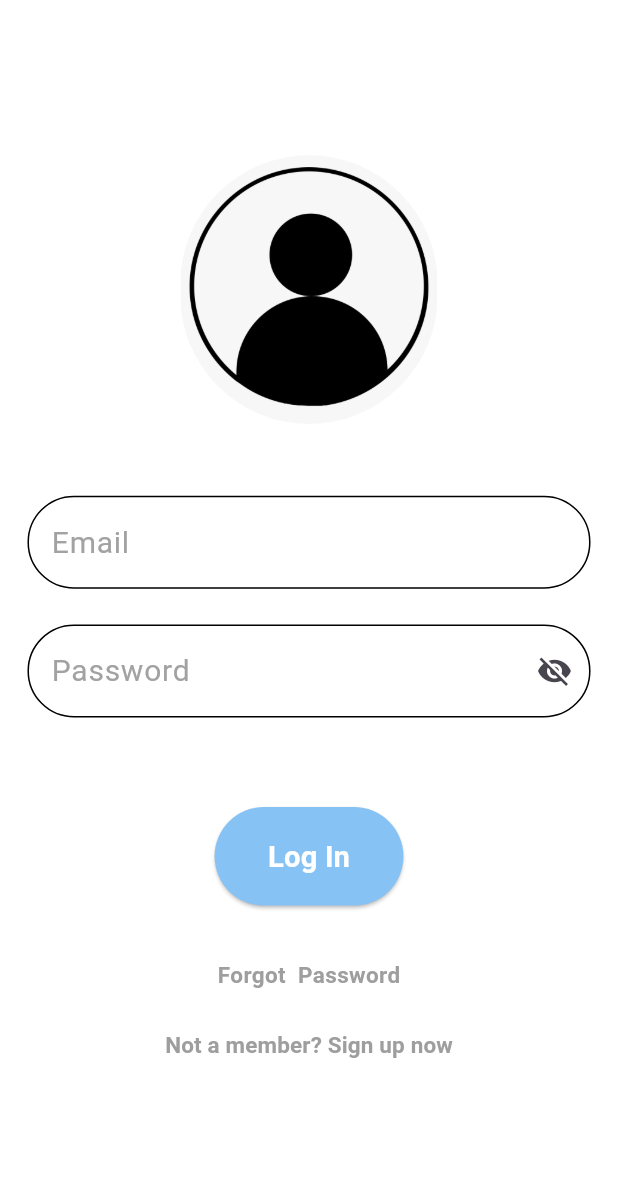
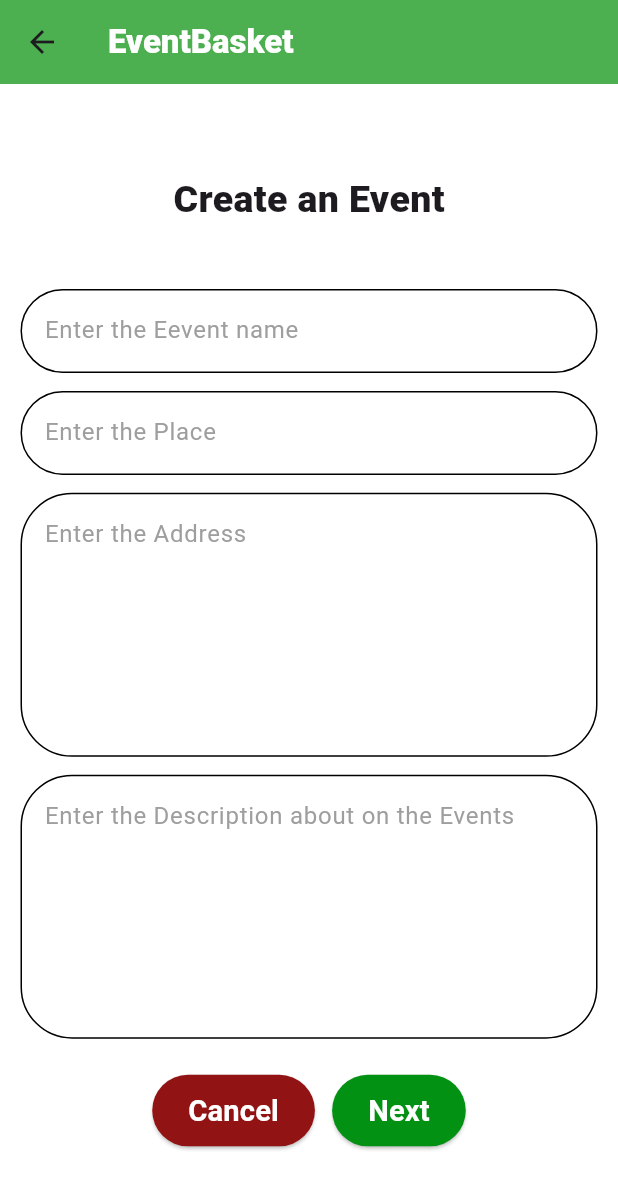
Before and after one commit to AronJose/Event-basket-mobile, a Flutter app: the screen it shows after launch, after a tap on "Log In", on a phone screen of 412 x 824 dp. Shown: the top 1189 px of the screen. Run offline on Flutter 3.47's test engine with Material 3 defaults, Android fonts, the phone set to English and light mode, and no system bars; our stand-ins replace bloc, dio, file_picker, flutter_bloc, flutter_screenutil, freezed_annotation.

Commit message:
event creation form ui

```diff
--- a/login/lib/blocs/auth/auth_event.dart
+++ b/login/lib/blocs/auth/auth_event.dart
@@ -3,7 +3,7 @@ part of 'auth_bloc.dart';
 @freezed
 class AuthEvent with _$AuthEvent {
   const factory AuthEvent.signUpEvent({
-     required String firstName,
+    required String firstName,
     required String lastName,
     required String email,
     required String contact,
@@ -11,5 +11,5 @@ class AuthEvent with _$AuthEvent {
     required String password,
   }) = SignUpEvent;
 
- const factory AuthEvent.uploadImageEvent(File filepath) = UploadImageEvent;
+  const factory AuthEvent.uploadImageEvent(File filepath) = UploadImageEvent;
 }
--- a/login/lib/constants/api_enpoints.dart
+++ b/login/lib/constants/api_enpoints.dart
@@ -1,3 +1,3 @@
 class ApiEnpoints{
-static String baseURL ="http://192.168.2.62:8000";
+static String baseURL ="http://192.168.1.212:8000";
 }
--- /dev/null
+++ b/login/lib/helper/elevated_button_form.dart
@@ -0,0 +1,38 @@
+import 'package:flutter/material.dart';
+import 'package:flutter_screenutil/flutter_screenutil.dart';
+
+class ElevatedButtonForms extends StatelessWidget {
+  final GlobalKey<FormState> formKey;
+  final VoidCallback onPressed;
+  final String buttonText;
+  final Color colorButton;
+  final Size sizeButton;
+
+  const ElevatedButtonForms(
+      {super.key,
+      required this.formKey,
+      required this.onPressed,
+      required this.buttonText,
+      required this.sizeButton,
+      required this.colorButton});
+
+  @override
+  Widget build(BuildContext context) {
+    return ElevatedButton(
+      style: ButtonStyle(
+        minimumSize: WidgetStatePropertyAll(sizeButton),
+        backgroundColor: WidgetStateProperty.all(
+          colorButton,
+        ),
+      ),
+      onPressed: onPressed,
+      child: Text(
+        buttonText,
+        style: TextStyle(
+            color: Colors.white,
+            fontSize: 17.spMax,
+            fontWeight: FontWeight.bold),
+      ),
+    );
+  }
+}
--- /dev/null
+++ b/login/lib/helper/multiline_text_field.dart
@@ -0,0 +1,74 @@
+import 'package:flutter/material.dart';
+import 'package:flutter_screenutil/flutter_screenutil.dart';
+
+class MultiLineInputTextFiled extends StatefulWidget {
+  const MultiLineInputTextFiled({
+    super.key,
+    required this.controller,
+    required this.placeholderValue,
+    this.validator,
+    this.keyboardType,
+    this.obscureText = false,
+    this.errorvalue,
+  });
+
+  final TextEditingController controller;
+  final String placeholderValue;
+  final String? Function(String?)? validator;
+  final TextInputType? keyboardType;
+  final bool obscureText;
+  final String? errorvalue;
+
+  @override
+  State<MultiLineInputTextFiled> createState() =>
+      __MultiLineInputTextFiledStateState();
+}
+
+class __MultiLineInputTextFiledStateState
+    extends State<MultiLineInputTextFiled> {
+  @override
+  Widget build(BuildContext context) {
+    return TextFormField(
+      controller: widget.controller,
+      keyboardType: TextInputType.multiline,
+      maxLines: 6,
+      obscureText: widget.obscureText,
+      decoration: InputDecoration(
+        hintText: widget.placeholderValue,
+        hintStyle: const TextStyle(color: Colors.grey),
+        enabledBorder: OutlineInputBorder(
+          borderRadius: BorderRadius.circular(30.r),
+        ),
+        focusedBorder: OutlineInputBorder(
+          borderRadius: BorderRadius.circular(30.r),
+          borderSide: const BorderSide(
+            color: Color.fromARGB(255, 117, 183, 236),
+            width: 2,
+          ),
+        ),
+        errorBorder: OutlineInputBorder(
+          borderRadius: BorderRadius.circular(30.r),
+          borderSide: BorderSide(
+            color: Colors.red.withOpacity(0.8),
+            width: 2,
+          ),
+        ),
+        focusedErrorBorder: OutlineInputBorder(
+          borderRadius: BorderRadius.circular(30.r),
+          borderSide: BorderSide(
+            color: Colors.red.withOpacity(0.8),
+            width: 2,
+          ),
+        ),
+      ),
+      autovalidateMode: AutovalidateMode.onUserInteraction,
+      validator: widget.validator ??
+          (value) {
+            if (value == null || value.isEmpty) {
+              return widget.errorvalue;
+            }
+            return null;
+          },
+    );
+  }
+}
--- a/login/lib/presentation/auth_screen/loginscreen.dart
+++ b/login/lib/presentation/auth_screen/loginscreen.dart
@@ -1,6 +1,7 @@
 import 'package:flutter/material.dart';
 import 'package:flutter_screenutil/flutter_screenutil.dart';
 import 'package:login/presentation/auth_screen/signupscreen.dart';
+import 'package:login/presentation/screens/event_creation.dart';
 
 class Loginscreen extends StatefulWidget {
   const Loginscreen({super.key});
@@ -89,21 +90,29 @@ class _LoginscreenState extends State<Loginscreen> {
                     backgroundColor: WidgetStateProperty.all(
                         const Color.fromARGB(255, 134, 194, 243)),
                   ),
-                    onPressed: () {},
+                  onPressed: () {
+                    Navigator.push(
+                      context,
+                      MaterialPageRoute(
+                        builder: (context) =>const CreateEvent(),
+                      ),
+                    );
+                  },
                   child: Text(
                     "Log In",
                     style: TextStyle(
                         color: Colors.white,
                         fontSize: 17.spMax,
                         fontWeight: FontWeight.bold),
-                    )),
+                  ),
+                ),
                 SizedBox(height: 30.h),
                 Text(
                   "Forgot  Password",
                   style: TextStyle(
                       fontWeight: FontWeight.bold,
                       color: Colors.grey,
-                      fontSize: 15.spMin  ),
+                      fontSize: 15.spMin),
                 ),
                 SizedBox(height: 10.h),
                 TextButton(
--- /dev/null
+++ b/login/lib/presentation/screens/event_creation.dart
@@ -0,0 +1,122 @@
+import 'package:flutter/material.dart';
+import 'package:flutter_screenutil/flutter_screenutil.dart';
+import 'package:login/helper/elevated_button_form.dart';
+import 'package:login/helper/input_text_field.dart';
+import 'package:login/helper/multiline_text_field.dart';
+
+class CreateEvent extends StatefulWidget {
+  const CreateEvent({super.key});
+
+  @override
+  State<CreateEvent> createState() => _CreateEventState();
+}
+
+class _CreateEventState extends State<CreateEvent> {
+  final TextEditingController eventNameController = TextEditingController();
+  final TextEditingController placeController = TextEditingController();
+  final TextEditingController addressController = TextEditingController();
+  final TextEditingController descController = TextEditingController();
+
+  final _eventKey = GlobalKey<FormState>();
+
+  @override
+  Widget build(BuildContext context) {
+    return SafeArea(
+      child: ScreenUtilInit(
+        child: Scaffold(
+          backgroundColor: Colors.white,
+          appBar: AppBar(
+            title: const Text(
+              "EventBasket",
+              style:
+                  TextStyle(color: Colors.white, fontWeight: FontWeight.w900),
+            ),
+            backgroundColor: Colors.green,
+          ),
+          body: Padding(
+            padding: EdgeInsets.only(left: 10.dg, right: 10.dg),
+            child: Center(
+              child: SingleChildScrollView(
+                child: Column(
+                  mainAxisAlignment: MainAxisAlignment.center,
+                  children: [
+                    Text(
+                      "Create an Event",
+                      style: TextStyle(
+                          fontSize: 25.spMin, fontWeight: FontWeight.w900),
+                    ),
+                    SizedBox(
+                      height: 30.dg,
+                    ),
+                    Form(
+                      key: _eventKey,
+                      child: Column(
+                        children: [
+                          InputFieldTexts(
+                            controller: eventNameController,
+                            placeholderValue: "Enter the Eevent name",
+                            errorvalue: 'Please enter the Event Name ',
+                          ),
+                          SizedBox(
+                            height: 10.h,
+                          ),
+                          InputFieldTexts(
+                            controller: placeController,
+                            placeholderValue: "Enter the Place",
+                            errorvalue: 'Please enter the Place ',
+                          ),
+                          SizedBox(
+                            height: 10.h,
+                          ),
+                          MultiLineInputTextFiled(
+                            controller: addressController,
+                            placeholderValue: 'Enter the Address',
+                          ),
+                          SizedBox(
+                            height: 10.h,
+                          ),
+                          MultiLineInputTextFiled(
+                            controller: descController,
+                            placeholderValue:
+                                'Enter the Description about on the Events',
+                          ),
+                          SizedBox(
+                            height: 20.h,
+                          ),
+                          Row(
+                            mainAxisAlignment: MainAxisAlignment.center,
+                            children: [
+                              ElevatedButtonForms(
+                                formKey: _eventKey,
+                                onPressed: () {},
+                                buttonText: 'Cancel',
+                                sizeButton: Size(70.w, 40.h),
+                                colorButton:
+                                    const Color.fromARGB(255, 145, 19, 19),
+                              ),
+                              SizedBox(
+                                width: 10.w,
+                              ),
+                              ElevatedButtonForms(
+                                formKey: _eventKey,
+                                onPressed: () {},
+                                buttonText: 'Next',
+                                sizeButton: Size(70.w, 40.h),
+                                colorButton:
+                                    const Color.fromARGB(255, 2, 145, 19),
+                              ),
+                            ],
+                          ),
+                        ],
+                      ),
+                    ),
+                  ],
+                ),
+              ),
+            ),
+          ),
+        ),
+      ),
+    );
+  }
+}
--- a/login/lib/presentation/screens/home_screen.dart
+++ b/login/lib/presentation/screens/home_screen.dart
@@ -5,7 +5,7 @@ class HomeScreen extends StatelessWidget {
 
   @override
   Widget build(BuildContext context) {
-    return Scaffold(
+    return const Scaffold(
 
     );
   }
--- a/login/lib/services/auth_service.dart
+++ b/login/lib/services/auth_service.dart
@@ -14,14 +14,13 @@ class AuthService {
         img = await MultipartFile.fromFile(body["image"]);
       }
       FormData formData = FormData.fromMap({
-        "first_name": body["firstName"],
-        "last_name": body["lastName"],
+        "first_name": body["first_name"],
+        "last_name": body["last_name"],
         "email": body["email"],
         "contact": body["contact"],
         "password": body["password"],
-        "image": img,
+        if (img != null) "image": img,
       });
-
       await dio.post("/api/users/signup", data: formData);
     } catch (e) {
       rethrow;
```
Also changed, not shown: login/lib/presentation/auth_screen/signup_form.dart (added, +84 -0 lines), login/lib/presentation/auth_screen/signupscreen.dart (+20 -123 lines), login/lib/presentation/screens/event_creation_image_upload.dart (added). Lines whose indentation alone changed are shown as unchanged.
